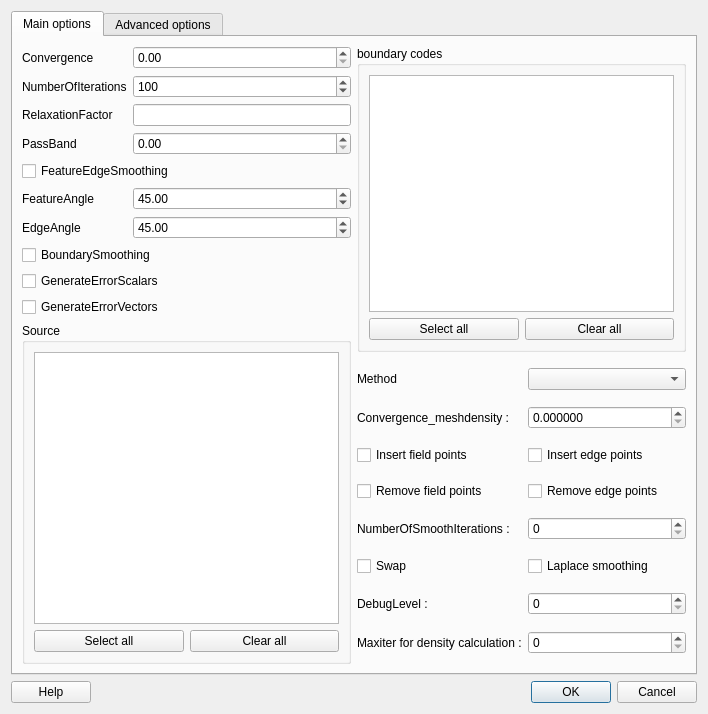
Old version of the form src/guicreatesurfacemesh.ui in the repository enGits/engrid.
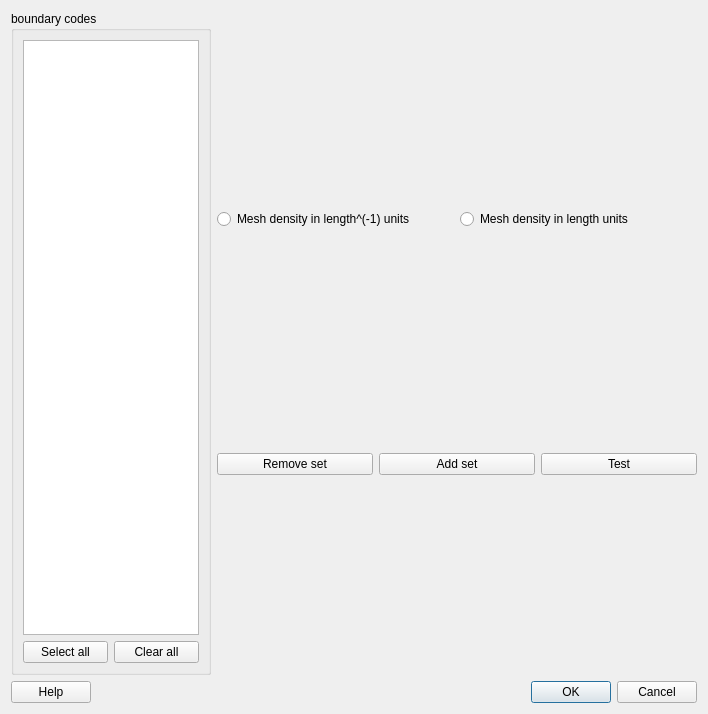
New version of the form. Icons and pictures are not drawn.

Diff of the .ui file:
```diff
--- a/src/guicreatesurfacemesh.ui
+++ b/src/guicreatesurfacemesh.ui
@@ -1,7 +1,7 @@
 <?xml version="1.0" encoding="UTF-8"?>
 <ui version="4.0">
- <class>GuiSmoothSurface</class>
- <widget class="QDialog" name="GuiSmoothSurface">
+ <class>GuiCreateSurfaceMesh</class>
+ <widget class="QDialog" name="GuiCreateSurfaceMesh">
   <property name="geometry">
    <rect>
     <x>0</x>
@@ -19,381 +19,56 @@
   </property>
   <layout class="QVBoxLayout" name="verticalLayout_2">
    <item>
-    <widget class="QTabWidget" name="tabWidget">
-     <property name="currentIndex">
-      <number>0</number>
-     </property>
-     <widget class="QWidget" name="tab">
-      <attribute name="title">
-       <string>Main options</string>
-      </attribute>
-      <layout class="QHBoxLayout" name="horizontalLayout_2">
-       <item>
-        <layout class="QVBoxLayout" name="verticalLayout_4">
-         <property name="sizeConstraint">
-          <enum>QLayout::SetMaximumSize</enum>
-         </property>
-         <item>
-          <layout class="QGridLayout" name="_3">
-           <item row="2" column="0">
-            <widget class="QLabel" name="label_8">
-             <property name="text">
-              <string>Convergence</string>
-             </property>
-            </widget>
-           </item>
-           <item row="3" column="0">
-            <widget class="QLabel" name="label_11">
-             <property name="text">
-              <string>NumberOfIterations</string>
-             </property>
-            </widget>
-           </item>
-           <item row="4" column="0">
-            <widget class="QLabel" name="label_12">
-             <property name="text">
-              <string>RelaxationFactor</string>
-             </property>
-            </widget>
-           </item>
-           <item row="7" column="0">
-            <widget class="QLabel" name="label_13">
-             <property name="text">
-              <string>FeatureAngle</string>
-             </property>
-            </widget>
-           </item>
-           <item row="8" column="0">
-            <widget class="QLabel" name="label_15">
-             <property name="text">
-              <string>EdgeAngle</string>
-             </property>
-            </widget>
-           </item>
-           <item row="7" column="1">
-            <widget class="QDoubleSpinBox" name="doubleSpinBox_FeatureAngle">
-             <property name="maximum">
-              <double>180.000000000000000</double>
-             </property>
-             <property name="value">
-              <double>45.000000000000000</double>
-             </property>
-            </widget>
-           </item>
-           <item row="3" column="1">
-            <widget class="QSpinBox" name="spinBox_NumberOfIterations">
-             <property name="maximum">
-              <number>2147483647</number>
-             </property>
-             <property name="singleStep">
-              <number>10</number>
-             </property>
-             <property name="value">
-              <number>100</number>
-             </property>
-            </widget>
-           </item>
-           <item row="4" column="1">
-            <widget class="QLineEdit" name="lineEdit_RelaxationFactor"/>
-           </item>
-           <item row="6" column="0" colspan="2">
-            <widget class="QCheckBox" name="checkBox_FeatureEdgeSmoothing">
-             <property name="text">
-              <string>FeatureEdgeSmoothing</string>
-             </property>
-            </widget>
-           </item>
-           <item row="8" column="1">
-            <widget class="QDoubleSpinBox" name="doubleSpinBox_EdgeAngle">
-             <property name="maximum">
-              <double>180.000000000000000</double>
-             </property>
-             <property name="value">
-              <double>45.000000000000000</double>
-             </property>
-            </widget>
-           </item>
-           <item row="9" column="0" colspan="2">
-            <widget class="QCheckBox" name="checkBox_BoundarySmoothing">
-             <property name="text">
-              <string>BoundarySmoothing</string>
-             </property>
-            </widget>
-           </item>
-           <item row="10" column="0" colspan="2">
-            <widget class="QCheckBox" name="checkBox_GenerateErrorScalars">
-             <property name="text">
-              <string>GenerateErrorScalars</string>
-             </property>
-            </widget>
-           </item>
-           <item row="11" column="0" colspan="2">
-            <widget class="QCheckBox" name="checkBox_GenerateErrorVectors">
-             <property name="text">
-              <string>GenerateErrorVectors</string>
-             </property>
-            </widget>
-           </item>
-           <item row="2" column="1">
-            <widget class="QDoubleSpinBox" name="doubleSpinBox_Convergence">
-             <property name="maximum">
-              <double>1.000000000000000</double>
-             </property>
-             <property name="singleStep">
-              <double>0.010000000000000</double>
-             </property>
-            </widget>
-           </item>
-           <item row="5" column="0">
-            <widget class="QLabel" name="label">
-             <property name="text">
-              <string>PassBand</string>
-             </property>
-            </widget>
-           </item>
-           <item row="5" column="1">
-            <widget class="QDoubleSpinBox" name="doubleSpinBox_PassBand">
-             <property name="maximum">
-              <double>2.000000000000000</double>
-             </property>
-             <property name="singleStep">
-              <double>0.100000000000000</double>
-             </property>
-            </widget>
-           </item>
-          </layout>
-         </item>
-         <item>
-          <widget class="QGroupBox" name="groupBox_2">
-           <property name="title">
-            <string>Source</string>
-           </property>
-           <layout class="QVBoxLayout" name="verticalLayout">
-            <item>
-             <widget class="QListWidget" name="listWidget_Source">
-              <property name="sizePolicy">
-               <sizepolicy hsizetype="Expanding" vsizetype="Expanding">
-                <horstretch>0</horstretch>
-                <verstretch>0</verstretch>
-               </sizepolicy>
-              </property>
-             </widget>
-            </item>
-            <item>
-             <layout class="QHBoxLayout" name="horizontalLayout">
-              <item>
-               <widget class="QPushButton" name="pushButton_SelectAll_Source">
-                <property name="text">
-                 <string>Select all</string>
-                </property>
-               </widget>
-              </item>
-              <item>
-               <widget class="QPushButton" name="pushButton_ClearAll_Source">
-                <property name="text">
-                 <string>Clear all</string>
-                </property>
-               </widget>
-              </item>
-             </layout>
-            </item>
-           </layout>
-          </widget>
-         </item>
-        </layout>
-       </item>
-       <item>
-        <layout class="QVBoxLayout" name="verticalLayout_6">
-         <item>
-          <widget class="QGroupBox" name="groupBox">
-           <property name="title">
-            <string>boundary codes</string>
-           </property>
-           <layout class="QVBoxLayout" name="verticalLayout_5">
-            <item>
-             <widget class="QListWidget" name="listWidget"/>
-            </item>
-            <item>
-             <layout class="QHBoxLayout" name="horizontalLayout_6">
-              <item>
-               <widget class="QPushButton" name="pushButton_SelectAll_BC">
-                <property name="text">
-                 <string>Select all</string>
-                </property>
-               </widget>
-              </item>
-              <item>
-               <widget class="QPushButton" name="pushButton_ClearAll_BC">
-                <property name="text">
-                 <string>Clear all</string>
-                </property>
-               </widget>
-              </item>
-             </layout>
-            </item>
-           </layout>
-          </widget>
-         </item>
-         <item>
-          <layout class="QFormLayout" name="formLayout">
-           <property name="fieldGrowthPolicy">
-            <enum>QFormLayout::AllNonFixedFieldsGrow</enum>
-           </property>
-           <property name="labelAlignment">
-            <set>Qt::AlignLeading|Qt::AlignLeft|Qt::AlignVCenter</set>
-           </property>
-           <item row="0" column="0">
-            <widget class="QLabel" name="label_3">
-             <property name="maximumSize">
-              <size>
-               <width>41</width>
-               <height>16777215</height>
-              </size>
-             </property>
-             <property name="text">
-              <string>Method :</string>
-             </property>
-            </widget>
-           </item>
-           <item row="0" column="1">
-            <widget class="QComboBox" name="SmoothMethod">
-             <property name="sizePolicy">
-              <sizepolicy hsizetype="Expanding" vsizetype="Fixed">
-               <horstretch>0</horstretch>
-               <verstretch>0</verstretch>
-              </sizepolicy>
-             </property>
-             <property name="sizeAdjustPolicy">
-              <enum>QComboBox::AdjustToContents</enum>
-             </property>
-            </widget>
-           </item>
-           <item row="1" column="0">
-            <widget class="QLabel" name="label_10">
-             <property name="text">
-              <string>Convergence_meshdensity :</string>
-             </property>
-            </widget>
-           </item>
-           <item row="1" column="1">
-            <widget class="QDoubleSpinBox" name="doubleSpinBox_Convergence_meshdensity">
-             <property name="decimals">
-              <number>6</number>
-             </property>
-             <property name="singleStep">
-              <double>0.010000000000000</double>
-             </property>
-            </widget>
-           </item>
-           <item row="2" column="0">
-            <widget class="QCheckBox" name="checkBox_insert_FP">
-             <property name="sizePolicy">
-              <sizepolicy hsizetype="Expanding" vsizetype="Expanding">
-               <horstretch>0</horstretch>
-               <verstretch>0</verstretch>
-              </sizepolicy>
-             </property>
-             <property name="text">
-              <string>Insert field points</string>
-             </property>
-            </widget>
-           </item>
-           <item row="2" column="1">
-            <widget class="QCheckBox" name="checkBox_insert_EP">
-             <property name="text">
-              <string>Insert edge points</string>
-             </property>
-            </widget>
-           </item>
-           <item row="3" column="0">
-            <widget class="QCheckBox" name="checkBox_remove_FP">
-             <property name="text">
-              <string>Remove field points</string>
-             </property>
-            </widget>
-           </item>
-           <item row="3" column="1">
-            <widget class="QCheckBox" name="checkBox_remove_EP">
-             <property name="text">
-              <string>Remove edge points</string>
-             </property>
-            </widget>
-           </item>
-           <item row="4" column="0">
-            <widget class="QLabel" name="label_14">
-             <property name="text">
-              <string>NumberOfSmoothIterations :</string>
-             </property>
-            </widget>
-           </item>
-           <item row="4" column="1">
-            <widget class="QSpinBox" name="spinBox_NumberOfSmoothIterations">
-             <property name="maximum">
-              <number>999</number>
-             </property>
-            </widget>
-           </item>
-           <item row="5" column="0">
-            <widget class="QCheckBox" name="checkBox_Swap">
-             <property name="text">
-              <string>Swap</string>
-             </property>
-            </widget>
-           </item>
-           <item row="5" column="1">
-            <widget class="QCheckBox" name="checkBox_LaplaceSmoothing">
-             <property name="text">
-              <string>Laplace smoothing</string>
-             </property>
-            </widget>
-           </item>
-           <item row="6" column="0">
-            <widget class="QLabel" name="label_16">
-             <property name="text">
-              <string>DebugLevel :</string>
-             </property>
-            </widget>
-           </item>
-           <item row="6" column="1">
-            <widget class="QSpinBox" name="spinBox_DebugLevel"/>
-           </item>
-           <item row="7" column="0">
-            <widget class="QLabel" name="label_5">
-             <property name="text">
-              <string>Maxiter for density calculation :</string>
-             </property>
-            </widget>
-           </item>
-           <item row="7" column="1">
-            <widget class="QSpinBox" name="spinBox_maxiter_density">
-             <property name="maximum">
-              <number>1000</number>
-             </property>
-            </widget>
-           </item>
-          </layout>
-         </item>
-        </layout>
-       </item>
-      </layout>
-     </widget>
-     <widget class="QWidget" name="tab_2">
-      <attribute name="title">
-       <string>Advanced options</string>
-      </attribute>
-      <layout class="QVBoxLayout" name="verticalLayout_3">
+    <layout class="QHBoxLayout" name="horizontalLayout">
+     <item>
+      <widget class="QGroupBox" name="groupBox">
+       <property name="sizePolicy">
+        <sizepolicy hsizetype="Minimum" vsizetype="Preferred">
+         <horstretch>0</horstretch>
+         <verstretch>0</verstretch>
+        </sizepolicy>
+       </property>
+       <property name="maximumSize">
+        <size>
+         <width>200</width>
+         <height>16777215</height>
+        </size>
+       </property>
+       <property name="title">
+        <string>boundary codes</string>
+       </property>
+       <layout class="QVBoxLayout" name="verticalLayout_5">
+        <item>
+         <widget class="QListWidget" name="listWidget"/>
+        </item>
+        <item>
+         <layout class="QHBoxLayout" name="horizontalLayout_6">
+          <item>
+           <widget class="QPushButton" name="pushButton_SelectAll_BC">
+            <property name="text">
+             <string>Select all</string>
+            </property>
+           </widget>
+          </item>
+          <item>
+           <widget class="QPushButton" name="pushButton_ClearAll_BC">
+            <property name="text">
+             <string>Clear all</string>
+            </property>
+           </widget>
+          </item>
+         </layout>
+        </item>
+       </layout>
+      </widget>
+     </item>
+     <item>
+      <layout class="QVBoxLayout" name="verticalLayout">
        <item>
         <layout class="QVBoxLayout" name="verticalLayout_SettingsSheet"/>
        </item>
        <item>
         <layout class="QHBoxLayout" name="horizontalLayout_4">
-         <item>
-          <widget class="QRadioButton" name="radioButton_length">
-           <property name="text">
-            <string>Mesh density in length units</string>
-           </property>
-          </widget>
-         </item>
          <item>
           <widget class="QRadioButton" name="radioButton_density">
            <property name="text">
@@ -401,8 +76,28 @@
            </property>
           </widget>
          </item>
+         <item>
+          <widget class="QRadioButton" name="radioButton_length">
+           <property name="text">
+            <string>Mesh density in length units</string>
+           </property>
+          </widget>
+         </item>
         </layout>
        </item>
+       <item>
+        <spacer name="horizontalSpacer">
+         <property name="orientation">
+          <enum>Qt::Horizontal</enum>
+         </property>
+         <property name="sizeHint" stdset="0">
+          <size>
+           <width>40</width>
+           <height>20</height>
+          </size>
+         </property>
+        </spacer>
+       </item>
        <item>
         <layout class="QHBoxLayout" name="horizontalLayout_3">
          <item>
@@ -428,27 +123,9 @@
          </item>
         </layout>
        </item>
-       <item>
-        <layout class="QHBoxLayout" name="horizontalLayout_5">
-         <item>
-          <widget class="QPushButton" name="pushButton_Load">
-           <property name="text">
-            <string>Load...</string>
-           </property>
-          </widget>
-         </item>
-         <item>
-          <widget class="QPushButton" name="pushButton_Save">
-           <property name="text">
-            <string>Save...</string>
-           </property>
-          </widget>
-         </item>
-        </layout>
-       </item>
       </layout>
-     </widget>
-    </widget>
+     </item>
+    </layout>
    </item>
    <item>
     <layout class="QHBoxLayout">
```
Left out of the diff: 4 changed lines with no effect on the pictures.
